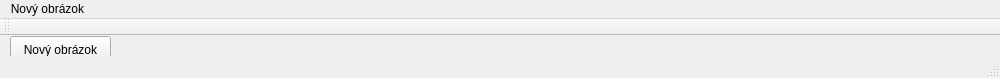
The window that final/mainwindow.ui (mixie/qt) describes before a commit, drawn with Qt 5.
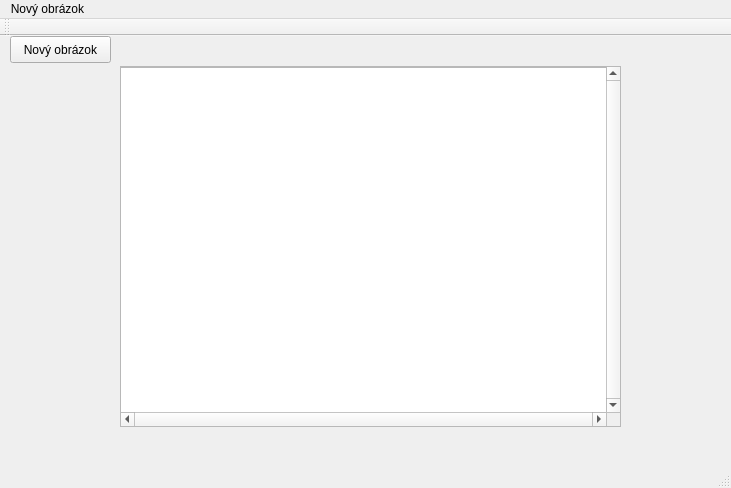
The same window after the commit.

Diff of the .ui file:
```diff
--- a/final/mainwindow.ui
+++ b/final/mainwindow.ui
@@ -6,8 +6,8 @@
    <rect>
     <x>0</x>
     <y>0</y>
-    <width>1000</width>
-    <height>78</height>
+    <width>731</width>
+    <height>488</height>
    </rect>
   </property>
   <property name="baseSize">
@@ -33,6 +33,45 @@
      <string>Nový obrázok</string>
     </property>
    </widget>
+   <widget class="QScrollArea" name="scrollArea">
+    <property name="geometry">
+     <rect>
+      <x>120</x>
+      <y>30</y>
+      <width>501</width>
+      <height>361</height>
+     </rect>
+    </property>
+    <property name="verticalScrollBarPolicy">
+     <enum>Qt::ScrollBarAlwaysOn</enum>
+    </property>
+    <property name="horizontalScrollBarPolicy">
+     <enum>Qt::ScrollBarAlwaysOn</enum>
+    </property>
+    <property name="widgetResizable">
+     <bool>true</bool>
+    </property>
+    <widget class="QWidget" name="scrollAreaWidgetContents">
+     <property name="geometry">
+      <rect>
+       <x>0</x>
+       <y>0</y>
+       <width>486</width>
+       <height>346</height>
+      </rect>
+     </property>
+     <widget class="QGraphicsView" name="graphicsView">
+      <property name="geometry">
+       <rect>
+        <x>-10</x>
+        <y>0</y>
+        <width>5000</width>
+        <height>5000</height>
+       </rect>
+      </property>
+     </widget>
+    </widget>
+   </widget>
   </widget>
   <widget class="QToolBar" name="mainToolBar">
    <attribute name="toolBarArea">
@@ -48,7 +87,7 @@
     <rect>
      <x>0</x>
      <y>0</y>
-     <width>1000</width>
+     <width>731</width>
      <height>27</height>
     </rect>
    </property>
```
